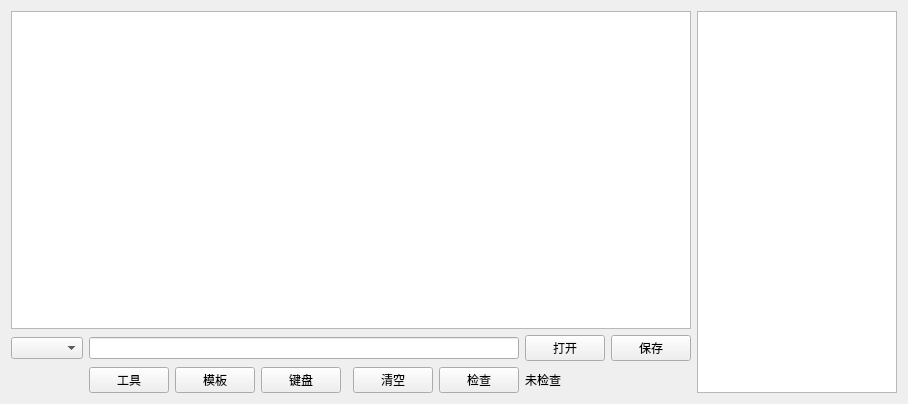
The window that quantifyeditwindow.ui (howdy213/QuantifyPlugin) describes before a commit, drawn with Qt 5.
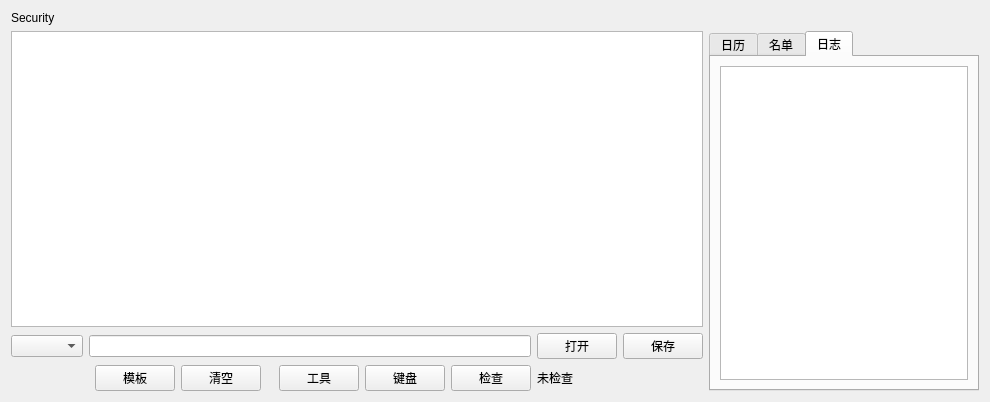
The same window after the commit. Custom widgets are drawn as their Qt base class.

The edit to the form file:
```diff
--- a/quantifyeditwindow.ui
+++ b/quantifyeditwindow.ui
@@ -6,107 +6,25 @@
    <rect>
     <x>0</x>
     <y>0</y>
-    <width>866</width>
-    <height>404</height>
+    <width>956</width>
+    <height>402</height>
    </rect>
   </property>
   <property name="windowTitle">
    <string>Form</string>
   </property>
   <layout class="QGridLayout" name="gridLayout">
-   <item row="1" column="0" colspan="3">
+   <item row="2" column="0" colspan="3">
     <widget class="QComboBox" name="comboBox"/>
    </item>
-   <item row="2" column="9">
-    <widget class="QPushButton" name="btnCheck">
-     <property name="sizePolicy">
-      <sizepolicy hsizetype="Fixed" vsizetype="Fixed">
-       <horstretch>0</horstretch>
-       <verstretch>0</verstretch>
-      </sizepolicy>
-     </property>
-     <property name="text">
-      <string>检查</string>
-     </property>
-    </widget>
-   </item>
-   <item row="1" column="10">
+   <item row="2" column="12">
     <widget class="QPushButton" name="btnOpen">
      <property name="text">
       <string>打开</string>
      </property>
     </widget>
    </item>
-   <item row="2" column="10" colspan="2">
-    <widget class="QLabel" name="labelCheck">
-     <property name="text">
-      <string>未检查</string>
-     </property>
-    </widget>
-   </item>
-   <item row="2" column="4">
-    <widget class="QPushButton" name="btnTemplate">
-     <property name="sizePolicy">
-      <sizepolicy hsizetype="Fixed" vsizetype="Fixed">
-       <horstretch>0</horstretch>
-       <verstretch>0</verstretch>
-      </sizepolicy>
-     </property>
-     <property name="text">
-      <string>模板</string>
-     </property>
-    </widget>
-   </item>
-   <item row="2" column="5">
-    <widget class="QPushButton" name="keyboardButton">
-     <property name="sizePolicy">
-      <sizepolicy hsizetype="Fixed" vsizetype="Fixed">
-       <horstretch>0</horstretch>
-       <verstretch>0</verstretch>
-      </sizepolicy>
-     </property>
-     <property name="text">
-      <string>键盘</string>
-     </property>
-    </widget>
-   </item>
-   <item row="2" column="3">
-    <widget class="QPushButton" name="addonButton">
-     <property name="sizePolicy">
-      <sizepolicy hsizetype="Fixed" vsizetype="Fixed">
-       <horstretch>0</horstretch>
-       <verstretch>0</verstretch>
-      </sizepolicy>
-     </property>
-     <property name="text">
-      <string>工具</string>
-     </property>
-    </widget>
-   </item>
-   <item row="2" column="8">
-    <widget class="QPushButton" name="btnClear">
-     <property name="sizePolicy">
-      <sizepolicy hsizetype="Fixed" vsizetype="Fixed">
-       <horstretch>0</horstretch>
-       <verstretch>0</verstretch>
-      </sizepolicy>
-     </property>
-     <property name="text">
-      <string>清空</string>
-     </property>
-    </widget>
-   </item>
-   <item row="1" column="3" colspan="7">
-    <widget class="QLineEdit" name="nameEdit">
-     <property name="sizePolicy">
-      <sizepolicy hsizetype="Expanding" vsizetype="Fixed">
-       <horstretch>5</horstretch>
-       <verstretch>0</verstretch>
-      </sizepolicy>
-     </property>
-    </widget>
-   </item>
-   <item row="2" column="6" colspan="2">
+   <item row="3" column="7" colspan="2">
     <spacer name="horizontalSpacer">
      <property name="orientation">
       <enum>Qt::Orientation::Horizontal</enum>
@@ -119,38 +37,148 @@
      </property>
     </spacer>
    </item>
-   <item row="1" column="11">
+   <item row="2" column="13">
     <widget class="QPushButton" name="btnSave">
      <property name="text">
       <string>保存</string>
      </property>
     </widget>
    </item>
-   <item row="0" column="12" rowspan="3">
-    <widget class="QTextEdit" name="logEdit">
+   <item row="3" column="12" colspan="2">
+    <widget class="QLabel" name="labelCheck">
+     <property name="text">
+      <string>未检查</string>
+     </property>
+    </widget>
+   </item>
+   <item row="1" column="14" rowspan="3">
+    <widget class="QTabWidget" name="tabWidget">
+     <property name="currentIndex">
+      <number>2</number>
+     </property>
+     <widget class="QWidget" name="tabCalendar">
+      <attribute name="title">
+       <string>日历</string>
+      </attribute>
+      <layout class="QGridLayout" name="gridLayout_3">
+       <item row="0" column="0">
+        <widget class="QCalendarWidget" name="calendarWidget"/>
+       </item>
+      </layout>
+     </widget>
+     <widget class="QWidget" name="tabNameList">
+      <attribute name="title">
+       <string>名单</string>
+      </attribute>
+      <layout class="QGridLayout" name="gridLayout_4">
+       <item row="0" column="0">
+        <widget class="QWidget" name="namelistWidget" native="true"/>
+       </item>
+      </layout>
+     </widget>
+     <widget class="QWidget" name="tabLog">
+      <attribute name="title">
+       <string>日志</string>
+      </attribute>
+      <layout class="QGridLayout" name="gridLayout_2">
+       <item row="0" column="0">
+        <widget class="QTextEdit" name="logEdit"/>
+       </item>
+      </layout>
+     </widget>
+    </widget>
+   </item>
+   <item row="3" column="5">
+    <widget class="QPushButton" name="btnClear">
      <property name="sizePolicy">
-      <sizepolicy hsizetype="Fixed" vsizetype="Expanding">
-       <horstretch>200</horstretch>
+      <sizepolicy hsizetype="Fixed" vsizetype="Fixed">
+       <horstretch>0</horstretch>
        <verstretch>0</verstretch>
       </sizepolicy>
      </property>
-     <property name="minimumSize">
-      <size>
-       <width>200</width>
-       <height>0</height>
-      </size>
+     <property name="text">
+      <string>清空</string>
      </property>
-     <property name="maximumSize">
-      <size>
-       <width>200</width>
-       <height>16777215</height>
-      </size>
+    </widget>
+   </item>
+   <item row="3" column="4">
+    <widget class="QPushButton" name="btnTemplate">
+     <property name="sizePolicy">
+      <sizepolicy hsizetype="Fixed" vsizetype="Fixed">
+       <horstretch>0</horstretch>
+       <verstretch>0</verstretch>
+      </sizepolicy>
      </property>
+     <property name="text">
+      <string>模板</string>
+     </property>
     </widget>
    </item>
-   <item row="0" column="0" colspan="12">
+   <item row="1" column="0" colspan="14">
     <widget class="LineNumberTextEdit" name="textEdit"/>
    </item>
+   <item row="3" column="11">
+    <widget class="QPushButton" name="btnCheck">
+     <property name="sizePolicy">
+      <sizepolicy hsizetype="Fixed" vsizetype="Fixed">
+       <horstretch>0</horstretch>
+       <verstretch>0</verstretch>
+      </sizepolicy>
+     </property>
+     <property name="text">
+      <string>检查</string>
+     </property>
+    </widget>
+   </item>
+   <item row="2" column="3" colspan="9">
+    <widget class="QLineEdit" name="nameEdit">
+     <property name="sizePolicy">
+      <sizepolicy hsizetype="Expanding" vsizetype="Fixed">
+       <horstretch>5</horstretch>
+       <verstretch>0</verstretch>
+      </sizepolicy>
+     </property>
+    </widget>
+   </item>
+   <item row="3" column="9">
+    <widget class="QPushButton" name="addonButton">
+     <property name="sizePolicy">
+      <sizepolicy hsizetype="Fixed" vsizetype="Fixed">
+       <horstretch>0</horstretch>
+       <verstretch>0</verstretch>
+      </sizepolicy>
+     </property>
+     <property name="text">
+      <string>工具</string>
+     </property>
+    </widget>
+   </item>
+   <item row="3" column="10">
+    <widget class="QPushButton" name="keyboardButton">
+     <property name="sizePolicy">
+      <sizepolicy hsizetype="Fixed" vsizetype="Fixed">
+       <horstretch>0</horstretch>
+       <verstretch>0</verstretch>
+      </sizepolicy>
+     </property>
+     <property name="text">
+      <string>键盘</string>
+     </property>
+    </widget>
+   </item>
+   <item row="0" column="0" colspan="10">
+    <widget class="QLabel" name="labelSecurity">
+     <property name="sizePolicy">
+      <sizepolicy hsizetype="Expanding" vsizetype="Preferred">
+       <horstretch>0</horstretch>
+       <verstretch>0</verstretch>
+      </sizepolicy>
+     </property>
+     <property name="text">
+      <string>Security</string>
+     </property>
+    </widget>
+   </item>
   </layout>
  </widget>
  <customwidgets>
```
